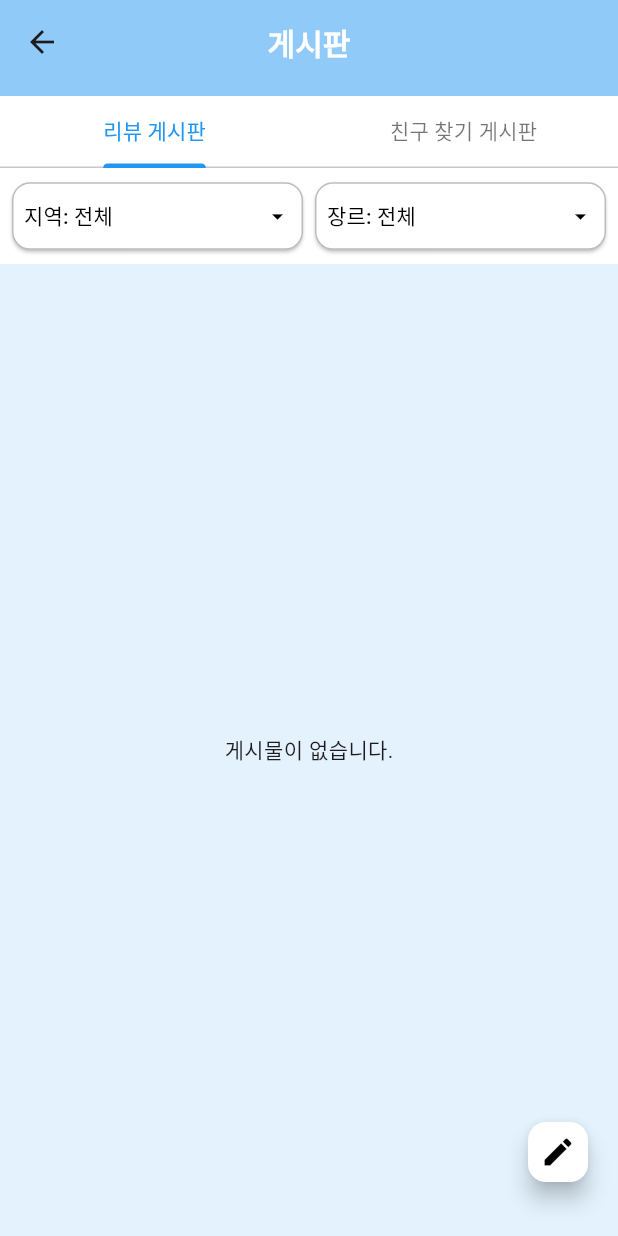
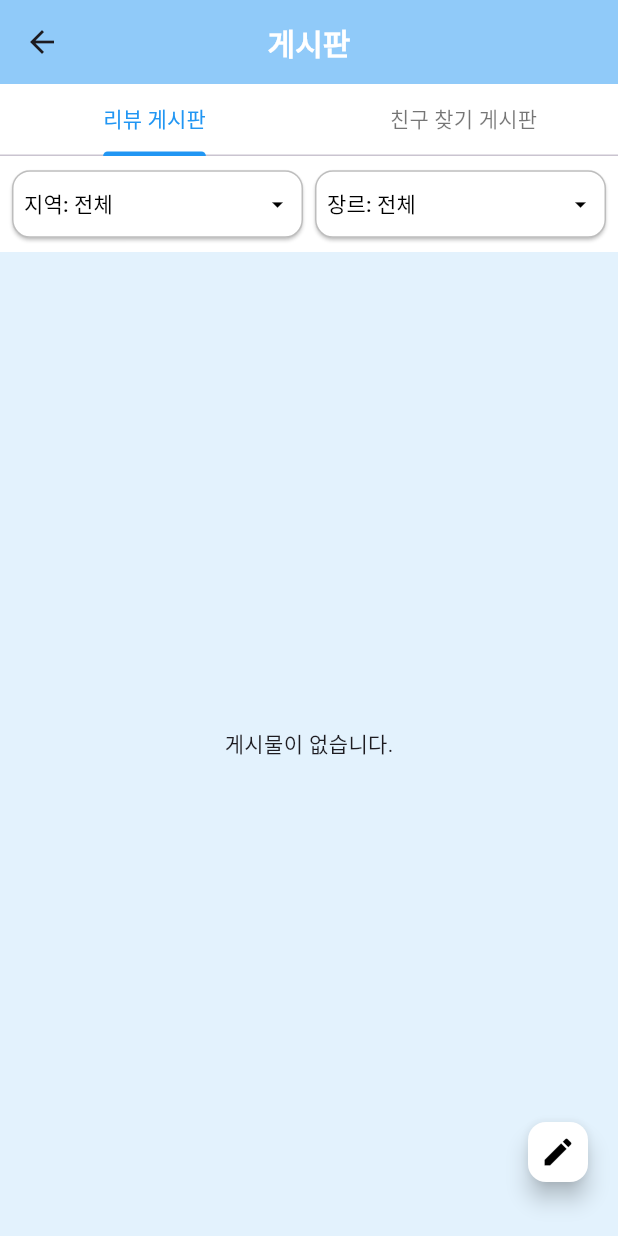
Before and after one commit to sss2013/osp-dartroll-project, a Flutter app: the BoardPage screen opened directly, on a phone screen of 412 x 824 dp. Run offline on Flutter 3.47's test engine with Material 3 defaults, Android fonts, the phone set to English and light mode, and no system bars; our stand-ins replace dio, flutter_dotenv, flutter_map, flutter_secure_storage, html_unescape, latlong2 and 2 more; missing offline and left inert: flutter_naver_login, kakao_flutter_sdk; accounts and stored records are empty; network calls fail.

Commit message:
가로화면 제한, 페이지 별 Appbar 크기, 폰트 통일

```diff
--- a/lib/src/features/chat/presentation/chat_page.dart
+++ b/lib/src/features/chat/presentation/chat_page.dart
@@ -61,7 +61,7 @@ class _ChatPageState extends State<ChatPage> {
       appBar: AppBar(
         title: const Text(
           '채팅',
-          style: TextStyle(color: Colors.white, fontWeight: FontWeight.bold),
+          style: TextStyle(color: Colors.white, fontWeight: FontWeight.bold, fontSize: 20),
         ),
         backgroundColor: Colors.blue[200],
         centerTitle: true,
--- a/lib/src/features/community/presentation/pages/board_page.dart
+++ b/lib/src/features/community/presentation/pages/board_page.dart
@@ -232,7 +232,7 @@ class _BoardPageState extends State<BoardPage> with SingleTickerProviderStateMix
         centerTitle: true,
         elevation: 0,
         bottom: PreferredSize(
-          preferredSize: const Size.fromHeight(kToolbarHeight ),
+          preferredSize: const Size.fromHeight(kToolbarHeight-8),
           child: Container(
             color: Colors.white,
             child: TabBar(
--- a/lib/src/features/community/presentation/pages/post_detail_page.dart
+++ b/lib/src/features/community/presentation/pages/post_detail_page.dart
@@ -1175,7 +1175,7 @@ class _PostDetailPageState extends State<PostDetailPage> {
 
                               if (result == true) {
                                 _showSnackbar(
-                                    '게시물이 수정되었습니다. 상세 정보 새로고침이 필요합니다.');
+                                    '게시물이 수정되었습니다. (상세 정보 새로고침 필요).');
                                 // TODO: 수정 완료 후 게시물 상세 정보 갱신 로직 추가 필요
                               }
                             },
```
Also changed, not shown: lib/main.dart (+10 -0 lines).
